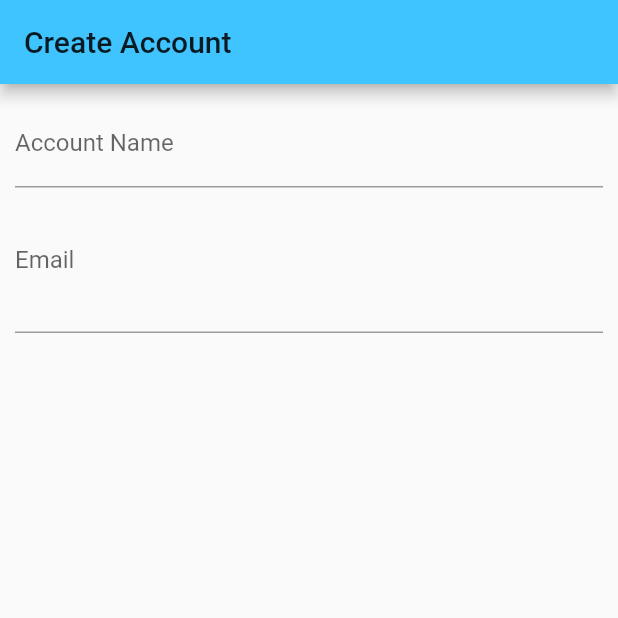
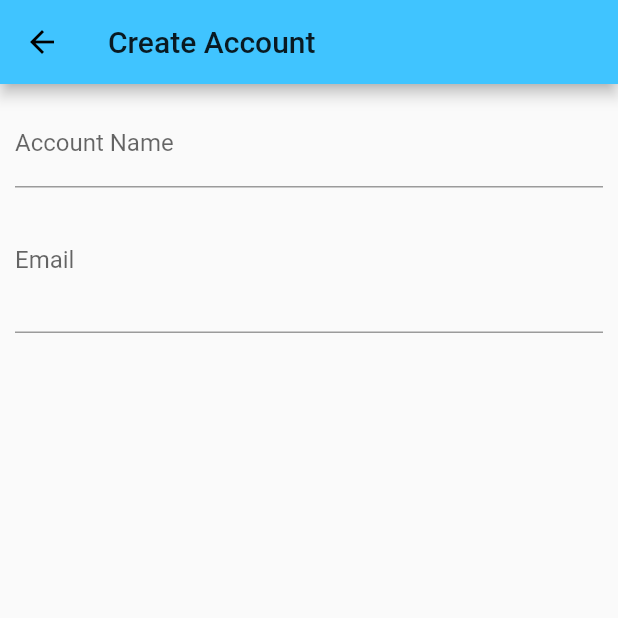
Before and after one commit to JordiiVidal/SaveZone, a Flutter app: the screen it shows after launch, after a tap on the "add" icon, on a phone screen of 412 x 824 dp, the top half of it. Run offline on Flutter 3.47's test engine with Material 2 defaults, Android fonts, the phone set to English and light mode, and no system bars.

Commit message:
hotfix route account

```diff
--- a/lib/main.dart
+++ b/lib/main.dart
@@ -26,12 +26,14 @@ class _MyAppState extends State<MyApp>{
         ),
         routes: {
           '/': (BuildContext context) => HomePage(),
-          '/create':(BuildContext context) => AccountCreatePage(),
         },onGenerateRoute: (RouteSettings settings){
           final List<String> pathElements = settings.name.split('/');
           if (pathElements[0] != '') {
           return null; //invalid name por lo tanto no va hacer load de una nueva page
-        }
+          }
+          if (pathElements[1] == 'account') {
+            return MaterialPageRoute(builder : (BuildContext context) => AccountCreatePage());
+          }
         },onUnknownRoute: (RouteSettings settings) {
         return MaterialPageRoute(builder: (BuildContext context) => HomePage());
       },
--- a/lib/pages/account_create.dart
+++ b/lib/pages/account_create.dart
@@ -6,12 +6,7 @@ class AccountCreatePage extends StatelessWidget{
   @override
     Widget build(BuildContext context) {
       // TODO: implement build
-      return WillPopScope(
-        onWillPop: (){
-          Navigator.pop(context,false);
-          return Future.value(false);
-        },
-        child: Scaffold(
+      return Scaffold(
           appBar: AppBar(
             title: Text('Create Account'),
           ),
@@ -32,7 +27,6 @@ class AccountCreatePage extends StatelessWidget{
               ],
             ),
           ),
-        ),
-      );
+        );
     }
 }
--- a/lib/pages/home.dart
+++ b/lib/pages/home.dart
@@ -1,5 +1,6 @@
 import 'package:flutter/material.dart';
 import '../account_manager.dart';
+import 'account_create.dart';
 
 class HomePage extends StatelessWidget{
 
@@ -42,7 +43,9 @@ class HomePage extends StatelessWidget{
         floatingActionButton: FloatingActionButton(
         child: Icon(Icons.add),
         backgroundColor: Colors.blue,
-        onPressed: () => Navigator.pushReplacementNamed(context, '/create'),
+        onPressed: (){
+          Navigator.pushNamed(context, '/account');
+        }
       ),
         //bottomNavigationBar: TabBar(tabs: <Widget>[Tab(text: 'sdad',),Tab(text: 'sas',)],),
       ),
```
